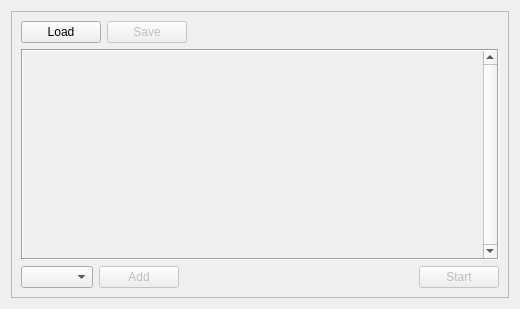
Qt form source/form.ui (qrlik/MarketWatcher) before a commit.
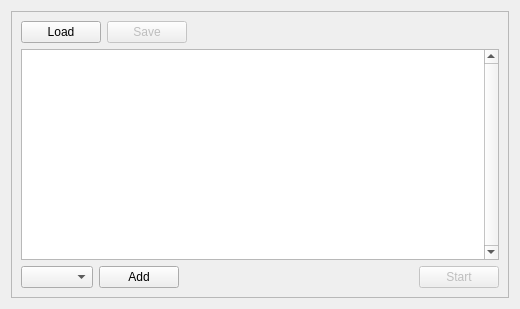
The same form after that commit.

Commit message: add list, combobox, addbutton logic

Patch:
```diff
--- a/source/form.ui
+++ b/source/form.ui
@@ -67,32 +67,13 @@
        </layout>
       </item>
       <item>
-       <widget class="QScrollArea" name="scrollArea">
-        <property name="frameShape">
-         <enum>QFrame::Box</enum>
-        </property>
-        <property name="frameShadow">
-         <enum>QFrame::Sunken</enum>
-        </property>
+       <widget class="QListWidget" name="configList">
         <property name="verticalScrollBarPolicy">
          <enum>Qt::ScrollBarAlwaysOn</enum>
         </property>
         <property name="horizontalScrollBarPolicy">
          <enum>Qt::ScrollBarAlwaysOff</enum>
         </property>
-        <property name="widgetResizable">
-         <bool>true</bool>
-        </property>
-        <widget class="QWidget" name="scrollAreaWidgetContents">
-         <property name="geometry">
-          <rect>
-           <x>0</x>
-           <y>0</y>
-           <width>464</width>
-           <height>208</height>
-          </rect>
-         </property>
-        </widget>
        </widget>
       </item>
       <item>
@@ -103,7 +84,7 @@
         <item>
          <widget class="QPushButton" name="addButton">
           <property name="enabled">
-           <bool>false</bool>
+           <bool>true</bool>
           </property>
           <property name="text">
            <string>Add</string>
```
The commit also changes 2 other files.
